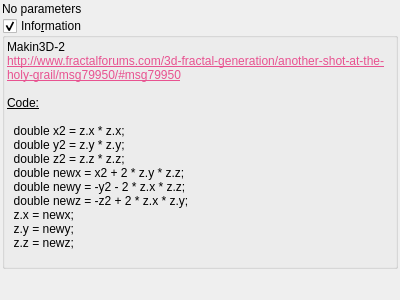
Above: mandelbulber2/qt_data/fractal_makin3d2.ui from buddhi1980/mandelbulber2 before the change. Below: the same form after it.
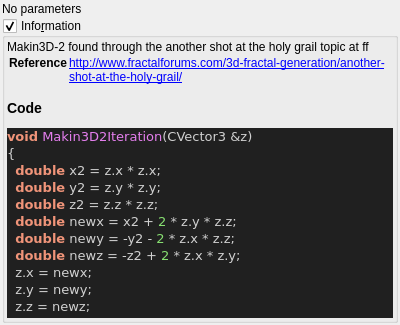
That is the form after the change. Custom widgets are drawn as their Qt base class.

```diff
--- a/mandelbulber2/qt_data/fractal_makin3d2.ui
+++ b/mandelbulber2/qt_data/fractal_makin3d2.ui
@@ -66,25 +66,34 @@
       <item>
        <widget class="QLabel" name="label_4">
         <property name="text">
-         <string>&lt;!DOCTYPE HTML PUBLIC &quot;-//W3C//DTD HTML 4.0//EN&quot; &quot;http://www.w3.org/TR/REC-html40/strict.dtd&quot;&gt;
-&lt;html&gt;&lt;head&gt;&lt;meta name=&quot;qrichtext&quot; content=&quot;1&quot; /&gt;&lt;style type=&quot;text/css&quot;&gt;
-p, li { white-space: pre-wrap; }
-&lt;/style&gt;&lt;/head&gt;&lt;body&gt;
-&lt;p style=&quot; margin-top:0px; margin-bottom:0px; margin-left:0px; margin-right:0px; -qt-block-indent:0; text-indent:0px;&quot;&gt;Makin3D-2&lt;/p&gt;
-&lt;p style=&quot; margin-top:0px; margin-bottom:0px; margin-left:0px; margin-right:0px; -qt-block-indent:0; text-indent:0px;&quot;&gt;&lt;a href=&quot;http://www.fractalforums.com/3d-fractal-generation/another-shot-at-the-holy-grail/msg79950/#msg79950&quot;&gt;&lt;span style=&quot; text-decoration: underline; color:#e85290;&quot;&gt;http://www.fractalforums.com/3d-fractal-generation/another-shot-at-the-holy-grail/msg79950/#msg79950&lt;/span&gt;&lt;/a&gt;&lt;/p&gt;
-&lt;p style=&quot;-qt-paragraph-type:empty; margin-top:0px; margin-bottom:0px; margin-left:0px; margin-right:0px; -qt-block-indent:0; text-indent:0px;&quot;&gt;&lt;br /&gt;&lt;/p&gt;
-&lt;p style=&quot; margin-top:0px; margin-bottom:0px; margin-left:0px; margin-right:0px; -qt-block-indent:0; text-indent:0px;&quot;&gt;&lt;span style=&quot; text-decoration: underline;&quot;&gt;Code:&lt;/span&gt;&lt;/p&gt;
-&lt;p style=&quot;-qt-paragraph-type:empty; margin-top:0px; margin-bottom:0px; margin-left:0px; margin-right:0px; -qt-block-indent:0; text-indent:0px; text-decoration: underline;&quot;&gt;&lt;br /&gt;&lt;/p&gt;
-&lt;p style=&quot; margin-top:0px; margin-bottom:0px; margin-left:0px; margin-right:0px; -qt-block-indent:0; text-indent:0px;&quot;&gt;  double x2 = z.x * z.x;&lt;/p&gt;
-&lt;p style=&quot; margin-top:0px; margin-bottom:0px; margin-left:0px; margin-right:0px; -qt-block-indent:0; text-indent:0px;&quot;&gt;  double y2 = z.y * z.y;&lt;/p&gt;
-&lt;p style=&quot; margin-top:0px; margin-bottom:0px; margin-left:0px; margin-right:0px; -qt-block-indent:0; text-indent:0px;&quot;&gt;  double z2 = z.z * z.z;&lt;/p&gt;
-&lt;p style=&quot; margin-top:0px; margin-bottom:0px; margin-left:0px; margin-right:0px; -qt-block-indent:0; text-indent:0px;&quot;&gt;  double newx = x2 + 2 * z.y * z.z;&lt;/p&gt;
-&lt;p style=&quot; margin-top:0px; margin-bottom:0px; margin-left:0px; margin-right:0px; -qt-block-indent:0; text-indent:0px;&quot;&gt;  double newy = -y2 - 2 * z.x * z.z;&lt;/p&gt;
-&lt;p style=&quot; margin-top:0px; margin-bottom:0px; margin-left:0px; margin-right:0px; -qt-block-indent:0; text-indent:0px;&quot;&gt;  double newz = -z2 + 2 * z.x * z.y;&lt;/p&gt;
-&lt;p style=&quot; margin-top:0px; margin-bottom:0px; margin-left:0px; margin-right:0px; -qt-block-indent:0; text-indent:0px;&quot;&gt;  z.x = newx;&lt;/p&gt;
-&lt;p style=&quot; margin-top:0px; margin-bottom:0px; margin-left:0px; margin-right:0px; -qt-block-indent:0; text-indent:0px;&quot;&gt;  z.y = newy;&lt;/p&gt;
-&lt;p style=&quot; margin-top:0px; margin-bottom:0px; margin-left:0px; margin-right:0px; -qt-block-indent:0; text-indent:0px;&quot;&gt;  z.z = newz;&lt;/p&gt;
-&lt;p style=&quot;-qt-paragraph-type:empty; margin-top:0px; margin-bottom:0px; margin-left:0px; margin-right:0px; -qt-block-indent:0; text-indent:0px;&quot;&gt;&lt;br /&gt;&lt;/p&gt;&lt;/body&gt;&lt;/html&gt;</string>
+         <string>&lt;p&gt;Makin3D-2 found through the another shot at the holy grail topic at ff&lt;/p&gt;&lt;table&gt;
+&lt;tr&gt;&lt;th&gt;Reference&lt;/th&gt;&lt;td&gt;&lt;a href=&quot;http://www.fractalforums.com/3d-fractal-generation/another-shot-at-the-holy-grail/&quot;&gt;http://www.fractalforums.com/3d-fractal-generation/another-shot-at-the-holy-grail/&lt;/a&gt;&lt;/td&gt;&lt;/tr&gt;
+&lt;/table&gt;
+&lt;h3&gt;Code&lt;/h3&gt;
+&lt;!DOCTYPE HTML PUBLIC &quot;-//W3C//DTD HTML 4.0 Transitional//EN&quot;&gt;
+&lt;html&gt;
+&lt;head&gt;
+&lt;meta http-equiv=&quot;content-type&quot; content=&quot;text/html; charset=ISO-8859-1&quot;&gt;
+&lt;title&gt;Source file&lt;/title&gt;
+&lt;/head&gt;
+&lt;body style=&quot;background-color:#202020&quot;&gt;
+&lt;pre style=&quot;color:#d0d0d0; background-color:#202020; font-size:10pt; font-family:'Courier New';&quot;&gt;&lt;span style=&quot;color:#f09479; font-weight:bold&quot;&gt;void&lt;/span&gt; &lt;span style=&quot;color:#e47eed&quot;&gt;Makin3D2Iteration&lt;/span&gt;&lt;span style=&quot;color:#d0d0d0&quot;&gt;(&lt;/span&gt;CVector3 &lt;span style=&quot;color:#d0d0d0&quot;&gt;&amp;amp;&lt;/span&gt;z&lt;span style=&quot;color:#d0d0d0&quot;&gt;)&lt;/span&gt;
+&lt;span style=&quot;color:#d0d0d0&quot;&gt;{&lt;/span&gt;
+  &lt;span style=&quot;color:#f09479; font-weight:bold&quot;&gt;double&lt;/span&gt; x2 &lt;span style=&quot;color:#d0d0d0&quot;&gt;=&lt;/span&gt; z&lt;span style=&quot;color:#d0d0d0&quot;&gt;.&lt;/span&gt;x &lt;span style=&quot;color:#d0d0d0&quot;&gt;*&lt;/span&gt; z&lt;span style=&quot;color:#d0d0d0&quot;&gt;.&lt;/span&gt;x&lt;span style=&quot;color:#d0d0d0&quot;&gt;;&lt;/span&gt;
+  &lt;span style=&quot;color:#f09479; font-weight:bold&quot;&gt;double&lt;/span&gt; y2 &lt;span style=&quot;color:#d0d0d0&quot;&gt;=&lt;/span&gt; z&lt;span style=&quot;color:#d0d0d0&quot;&gt;.&lt;/span&gt;y &lt;span style=&quot;color:#d0d0d0&quot;&gt;*&lt;/span&gt; z&lt;span style=&quot;color:#d0d0d0&quot;&gt;.&lt;/span&gt;y&lt;span style=&quot;color:#d0d0d0&quot;&gt;;&lt;/span&gt;
+  &lt;span style=&quot;color:#f09479; font-weight:bold&quot;&gt;double&lt;/span&gt; z2 &lt;span style=&quot;color:#d0d0d0&quot;&gt;=&lt;/span&gt; z&lt;span style=&quot;color:#d0d0d0&quot;&gt;.&lt;/span&gt;z &lt;span style=&quot;color:#d0d0d0&quot;&gt;*&lt;/span&gt; z&lt;span style=&quot;color:#d0d0d0&quot;&gt;.&lt;/span&gt;z&lt;span style=&quot;color:#d0d0d0&quot;&gt;;&lt;/span&gt;
+  &lt;span style=&quot;color:#f09479; font-weight:bold&quot;&gt;double&lt;/span&gt; newx &lt;span style=&quot;color:#d0d0d0&quot;&gt;=&lt;/span&gt; x2 &lt;span style=&quot;color:#d0d0d0&quot;&gt;+&lt;/span&gt; &lt;span style=&quot;color:#87df71&quot;&gt;2&lt;/span&gt; &lt;span style=&quot;color:#d0d0d0&quot;&gt;*&lt;/span&gt; z&lt;span style=&quot;color:#d0d0d0&quot;&gt;.&lt;/span&gt;y &lt;span style=&quot;color:#d0d0d0&quot;&gt;*&lt;/span&gt; z&lt;span style=&quot;color:#d0d0d0&quot;&gt;.&lt;/span&gt;z&lt;span style=&quot;color:#d0d0d0&quot;&gt;;&lt;/span&gt;
+  &lt;span style=&quot;color:#f09479; font-weight:bold&quot;&gt;double&lt;/span&gt; newy &lt;span style=&quot;color:#d0d0d0&quot;&gt;= -&lt;/span&gt;y2 &lt;span style=&quot;color:#d0d0d0&quot;&gt;-&lt;/span&gt; &lt;span style=&quot;color:#87df71&quot;&gt;2&lt;/span&gt; &lt;span style=&quot;color:#d0d0d0&quot;&gt;*&lt;/span&gt; z&lt;span style=&quot;color:#d0d0d0&quot;&gt;.&lt;/span&gt;x &lt;span style=&quot;color:#d0d0d0&quot;&gt;*&lt;/span&gt; z&lt;span style=&quot;color:#d0d0d0&quot;&gt;.&lt;/span&gt;z&lt;span style=&quot;color:#d0d0d0&quot;&gt;;&lt;/span&gt;
+  &lt;span style=&quot;color:#f09479; font-weight:bold&quot;&gt;double&lt;/span&gt; newz &lt;span style=&quot;color:#d0d0d0&quot;&gt;= -&lt;/span&gt;z2 &lt;span style=&quot;color:#d0d0d0&quot;&gt;+&lt;/span&gt; &lt;span style=&quot;color:#87df71&quot;&gt;2&lt;/span&gt; &lt;span style=&quot;color:#d0d0d0&quot;&gt;*&lt;/span&gt; z&lt;span style=&quot;color:#d0d0d0&quot;&gt;.&lt;/span&gt;x &lt;span style=&quot;color:#d0d0d0&quot;&gt;*&lt;/span&gt; z&lt;span style=&quot;color:#d0d0d0&quot;&gt;.&lt;/span&gt;y&lt;span style=&quot;color:#d0d0d0&quot;&gt;;&lt;/span&gt;
+  z&lt;span style=&quot;color:#d0d0d0&quot;&gt;.&lt;/span&gt;x &lt;span style=&quot;color:#d0d0d0&quot;&gt;=&lt;/span&gt; newx&lt;span style=&quot;color:#d0d0d0&quot;&gt;;&lt;/span&gt;
+  z&lt;span style=&quot;color:#d0d0d0&quot;&gt;.&lt;/span&gt;y &lt;span style=&quot;color:#d0d0d0&quot;&gt;=&lt;/span&gt; newy&lt;span style=&quot;color:#d0d0d0&quot;&gt;;&lt;/span&gt;
+  z&lt;span style=&quot;color:#d0d0d0&quot;&gt;.&lt;/span&gt;z &lt;span style=&quot;color:#d0d0d0&quot;&gt;=&lt;/span&gt; newz&lt;span style=&quot;color:#d0d0d0&quot;&gt;;&lt;/span&gt;
+&lt;span style=&quot;color:#d0d0d0&quot;&gt;}&lt;/span&gt;
+&lt;/pre&gt;
+&lt;/body&gt;
+&lt;/html&gt;
+&lt;!--HTML generated by highlight 3.9, http://www.andre-simon.de/--&gt;
+</string>
         </property>
         <property name="wordWrap">
          <bool>true</bool>
```
Left out of the diff: 2 changed lines with no effect on the pictures.
